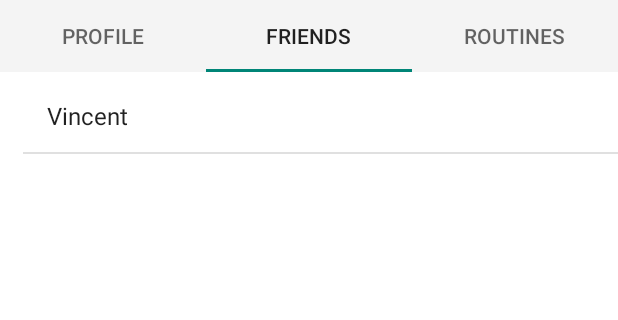
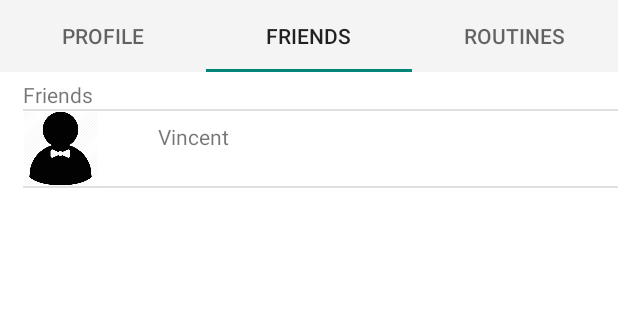
Before and after one commit to vincentthai22/fitness-friends, an Android app: the screen it shows after launch (MainActivity), tab 2 chosen, on a phone screen of 412 x 824 dp, the part 84-404 px from its top. Run offline under Robolectric (Android 15) with nearby library versions, the phone set to English and light mode, and no system bars; our stand-ins replace Firebase (no records; nobody signed in at launch, a user with empty details on screens opened directly); libraries missing offline, so code that uses them is left out: com.facebook, com.facebook.appevents, com.facebook.login; plain views replace LoginButton; 6 statements that could not run were skipped.

Commit message:
friendslist page

```diff
--- a/app/src/main/java/com/example/vincent/fitnessfriends/FriendsFragment.java
+++ b/app/src/main/java/com/example/vincent/fitnessfriends/FriendsFragment.java
@@ -1,11 +1,14 @@
 package com.example.vincent.fitnessfriends;
 
+import android.content.Context;
 import android.support.v4.app.Fragment;
 import android.os.Bundle;
+import android.util.Log;
 import android.view.LayoutInflater;
 import android.view.View;
 import android.view.ViewGroup;
 import android.widget.ArrayAdapter;
+import android.widget.ImageView;
 import android.widget.LinearLayout;
 import android.widget.ListView;
 import android.widget.TextView;
@@ -19,7 +22,7 @@ import java.util.List;
 
 public class FriendsFragment extends Fragment {
     public static final String ARG_PAGE = "ARG_PAGE";
-
+    public static final String JSON_FRIENDS_LIST = "JSON_FRIENDS_LIST";
     private int mPage;
 
     public static FriendsFragment newInstance(int page) {
@@ -27,6 +30,7 @@ public class FriendsFragment extends Fragment {
         args.putInt(ARG_PAGE, page);
         FriendsFragment fragment = new FriendsFragment();
         fragment.setArguments(args);
+
         return fragment;
     }
 
@@ -34,6 +38,7 @@ public class FriendsFragment extends Fragment {
     public void onCreate(Bundle savedInstanceState) {
         super.onCreate(savedInstanceState);
         mPage = getArguments().getInt(ARG_PAGE);
+
     }
 
     @Override
@@ -42,10 +47,48 @@ public class FriendsFragment extends Fragment {
         View view = inflater.inflate(R.layout.fragment_friends_tab, container, false);
         LinearLayout ll = (LinearLayout) view;
         ListView list = (ListView) ll.findViewById(R.id.listView);
+
         List<String> nameList = new ArrayList<>();
+        TextView text = new TextView(getContext());
+        text.setText("Friends");
+        list.addHeaderView(text);
         nameList.add("Vincent");
-        ArrayAdapter<String> adapter = new ArrayAdapter<String>(this.getContext(),android.R.layout.simple_list_item_1, nameList);
+        nameList.add(getActivity().getIntent().getExtras().get(JSON_FRIENDS_LIST) + "");
+        //nameList.add(getActivity().getIntent().getExtras().get(JSON_FRIENDS_LIST) + "");
+        MyArrayAdapter adapter = new MyArrayAdapter(this.getContext(),R.layout.list_item, nameList);
         list.setAdapter(adapter);
         return view;
     }
 }
+class MyArrayAdapter extends ArrayAdapter{
+    private List<String> list;
+    private int resource;
+    public MyArrayAdapter(Context context, int resource,  List<String> list ){
+        super(context,resource, list);
+        this.list = (ArrayList) list;
+        this.resource = resource;
+    }
+    public View getView(int position, View convertView, ViewGroup parent){
+        return createViewFromResource(position, convertView, parent, resource);
+    }
+    public String getItem(int position){
+        return list.get(position);
+    }
+    public View createViewFromResource(int position, View convertView, ViewGroup parent, int resource){
+        View view;
+        LayoutInflater mInflater = (LayoutInflater) getContext().getSystemService(Context.LAYOUT_INFLATER_SERVICE);
+        TextView text;
+        ImageView img;
+        if(convertView == null)
+            view = mInflater.inflate(resource,parent,false);
+        else
+            view = convertView;
+
+        text = (TextView) view.findViewById(R.id.nameLabel);
+        img = (ImageView) view.findViewById(R.id.profileImage);
+        Log.d("setText", ""+getItem(position));
+        text.setText(""+getItem(position));
+        img.setImageResource(R.drawable.profile_placeholder);
+        return view;
+    }
+}
--- a/app/src/main/java/com/example/vincent/fitnessfriends/MainActivity.java
+++ b/app/src/main/java/com/example/vincent/fitnessfriends/MainActivity.java
@@ -3,6 +3,7 @@ package com.example.vincent.fitnessfriends;
 import android.app.ActionBar;
 import android.app.Activity;
 import android.app.FragmentTransaction;
+import android.bluetooth.BluetoothAdapter;
 import android.content.Intent;
 import android.os.Bundle;
 import android.support.annotation.NonNull;
@@ -41,8 +42,10 @@ import com.google.firebase.database.DatabaseReference;
 import com.google.firebase.database.FirebaseDatabase;
 
 import org.json.JSONException;
+import org.json.JSONObject;
 
 import static android.content.ContentValues.TAG;
+import static com.example.vincent.fitnessfriends.FriendsFragment.JSON_FRIENDS_LIST;
 
 public class MainActivity extends AppCompatActivity {
 
@@ -73,6 +76,7 @@ public class MainActivity extends AppCompatActivity {
         mAuth = FirebaseAuth.getInstance();
         FacebookSdk.sdkInitialize(getApplicationContext());
         AppEventsLogger.activateApp(this);
+        Log.d("FACEBOOKJSON", getIntent().getExtras().getString(JSON_FRIENDS_LIST));
         setContentView(R.layout.activity_main);
         fbTracker = new AccessTokenTracker() {                      //uses token to check if user has logged out.
             @Override
@@ -127,9 +131,7 @@ public class MainActivity extends AppCompatActivity {
     }
 
     public void initialize(){
-        Bundle extras = getIntent().getExtras();
         if(Profile.getCurrentProfile() != null) {
-            extras.getString(FACEBOOK_NAME);
             Toast.makeText(getApplicationContext(), "Logged in as " + Profile.getCurrentProfile().getName(), Toast.LENGTH_LONG).show();
         }
 
@@ -150,34 +152,13 @@ public class MainActivity extends AppCompatActivity {
         //setup up button
         setSupportActionBar(toolbar);
         android.support.v7.app.ActionBar ab = getSupportActionBar();
+
         ab.setDisplayHomeAsUpEnabled(true);
 
-        ArrayList<String> temp = getFriendsList();
+       // ArrayList<String> temp = getFriendsList();
     }
 
-    public ArrayList<String> getFriendsList(){
-        if(Profile.getCurrentProfile().getId() != null)
-            Log.d("FACEBOOK", Profile.getCurrentProfile().getId());
-        /* make the API call */
-        new GraphRequest(
-                AccessToken.getCurrentAccessToken(),
-                "/"+Profile.getCurrentProfile().getId()+"/friends",
-                null,
-                HttpMethod.GET,
-                new GraphRequest.Callback() {
-                    public void onCompleted(GraphResponse response) {
-                        Log.d("FACEBOOK", response.toString());
-                        Log.d("FACEBOOK", response.getRawResponse());
-                        try {
-                            Log.d("FACEBOOK", response.getJSONObject().getString("data"));
-                        } catch (JSONException e) {
-                            e.printStackTrace();
-                        }
-                    }
-                }
-        ).executeAsync();
-        return new ArrayList<>();
-    }
+
 
     public boolean onCreateOptionsMenu(Menu menu) {
         // Inflate the menu; this adds items to the action bar if it is present.
--- a/app/src/main/res/layout/list_item.xml
+++ b/app/src/main/res/layout/list_item.xml
@@ -6,11 +6,10 @@
               android:orientation="horizontal" >
 
     <ImageView
-        android:layout_width="wrap_content"
-        android:layout_height="wrap_content"
         app:srcCompat="@drawable/com_facebook_auth_dialog_cancel_background"
-        android:id="@+id/imageView"
-        android:layout_weight="1" />
+        android:id="@+id/profileImage"
+        android:layout_width="50dp"
+        android:layout_height="50dp" />
 
     <TextView
             android:id="@+id/nameLabel"
```
Also changed, not shown: app/src/main/java/com/example/vincent/fitnessfriends/DrawerMenuAdapter.java (added, +46 -0 lines), app/src/main/java/com/example/vincent/fitnessfriends/LoginActivity.java (+37 -2 lines), app/src/main/res/drawable/profile_placeholder.png (added).
